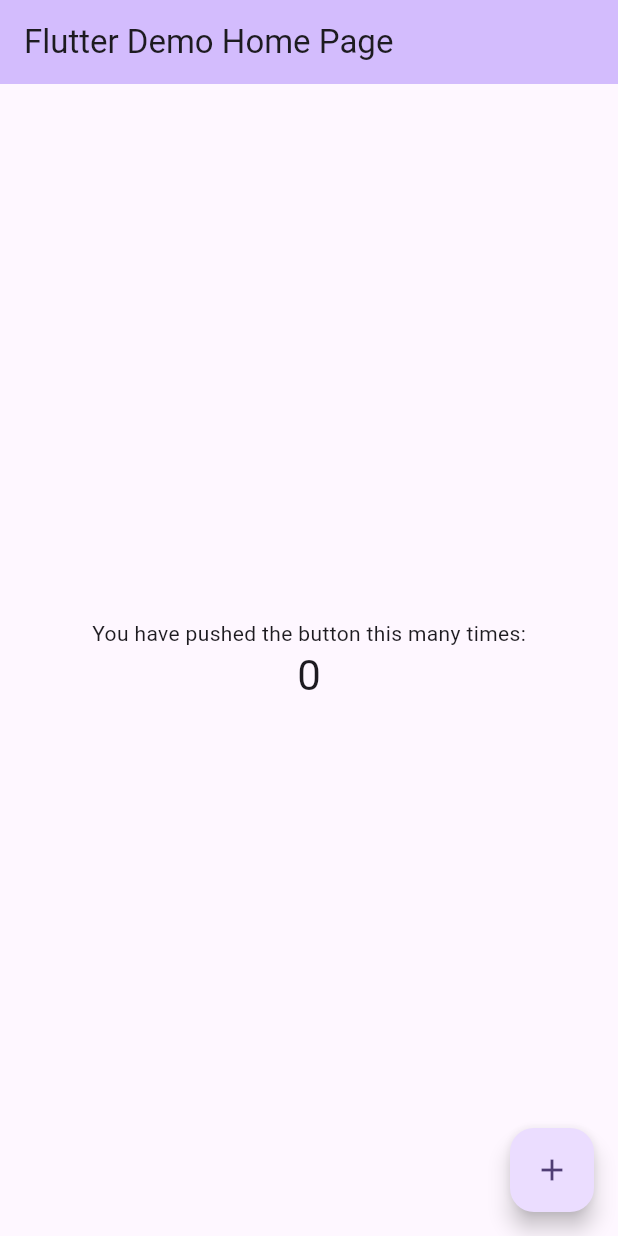
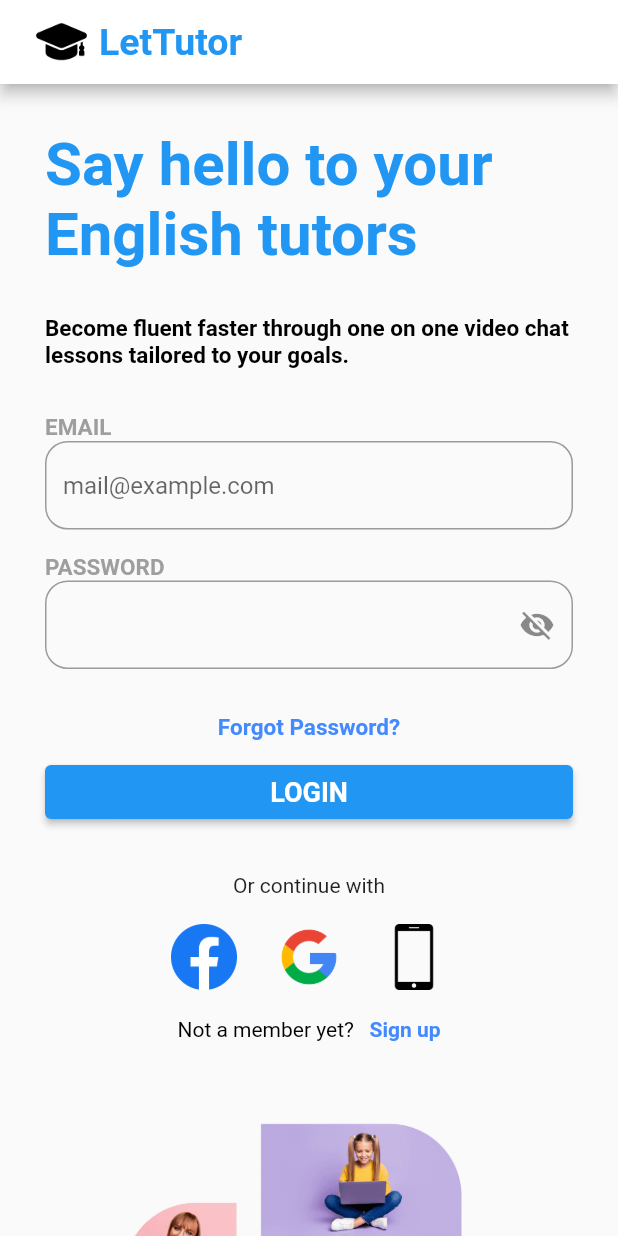
Before and after one commit to lyhai1502/AdvancedMobile_IndividualProject, a Flutter app: the screen it shows after launch, on a phone screen of 412 x 824 dp. Run offline on Flutter 3.47's test engine with Material 2 defaults, Android fonts, the phone set to English and light mode, and no system bars.

Commit message:
create login UI

```diff
--- a/lib/main.dart
+++ b/lib/main.dart
@@ -1,4 +1,5 @@
 import 'package:flutter/material.dart';
+import 'package:my_app/screen/login_screen.dart';
 
 void main() {
   runApp(const MyApp());
@@ -11,115 +12,26 @@ class MyApp extends StatelessWidget {
   @override
   Widget build(BuildContext context) {
     return MaterialApp(
-      title: 'Flutter Demo',
-      theme: ThemeData(
-        // This is the theme of your application.
-        //
-        // TRY THIS: Try running your application with "flutter run". You'll see
-        // the application has a blue toolbar. Then, without quitting the app,
-        // try changing the seedColor in the colorScheme below to Colors.green
-        // and then invoke "hot reload" (save your changes or press the "hot
-        // reload" button in a Flutter-supported IDE, or press "r" if you used
-        // the command line to start the app).
-        //
-        // Notice that the counter didn't reset back to zero; the application
-        // state is not lost during the reload. To reset the state, use hot
-        // restart instead.
-        //
-        // This works for code too, not just values: Most code changes can be
-        // tested with just a hot reload.
-        colorScheme: ColorScheme.fromSeed(seedColor: Colors.deepPurple),
-        useMaterial3: true,
-      ),
-      home: const MyHomePage(title: 'Flutter Demo Home Page'),
-    );
+        home: Scaffold(
+            appBar: AppBar(
+                backgroundColor: Colors.white,
+                title: Row(children: [
+                  SizedBox(
+                    width: 50,
+                    height: 50,
+                    child: IconButton(
+                      icon: Image.asset('lib/assets/icons/logo.png'),
+                      onPressed: () {},
+                    ),
+                  ),
+                  const Text(
+                    'LetTutor',
+                    style: TextStyle(
+                        fontSize: 25,
+                        fontWeight: FontWeight.bold,
+                        color: Colors.blue),
+                  ),
+                ])),
+            body: LoginScreen()));
   }
 }
-
-class MyHomePage extends StatefulWidget {
-  const MyHomePage({super.key, required this.title});
-
-  // This widget is the home page of your application. It is stateful, meaning
-  // that it has a State object (defined below) that contains fields that affect
-  // how it looks.
-
-  // This class is the configuration for the state. It holds the values (in this
-  // case the title) provided by the parent (in this case the App widget) and
-  // used by the build method of the State. Fields in a Widget subclass are
-  // always marked "final".
-
-  final String title;
-
-  @override
-  State<MyHomePage> createState() => _MyHomePageState();
-}
-
-class _MyHomePageState extends State<MyHomePage> {
-  int _counter = 0;
-
-  void _incrementCounter() {
-    setState(() {
-      // This call to setState tells the Flutter framework that something has
-      // changed in this State, which causes it to rerun the build method below
-      // so that the display can reflect the updated values. If we changed
-      // _counter without calling setState(), then the build method would not be
-      // called again, and so nothing would appear to happen.
-      _counter++;
-    });
-  }
-
-  @override
-  Widget build(BuildContext context) {
-    // This method is rerun every time setState is called, for instance as done
-    // by the _incrementCounter method above.
-    //
-    // The Flutter framework has been optimized to make rerunning build methods
-    // fast, so that you can just rebuild anything that needs updating rather
-    // than having to individually change instances of widgets.
-    return Scaffold(
-      appBar: AppBar(
-        // TRY THIS: Try changing the color here to a specific color (to
-        // Colors.amber, perhaps?) and trigger a hot reload to see the AppBar
-        // change color while the other colors stay the same.
-        backgroundColor: Theme.of(context).colorScheme.inversePrimary,
-        // Here we take the value from the MyHomePage object that was created by
-        // the App.build method, and use it to set our appbar title.
-        title: Text(widget.title),
-      ),
-      body: Center(
-        // Center is a layout widget. It takes a single child and positions it
-        // in the middle of the parent.
-        child: Column(
-          // Column is also a layout widget. It takes a list of children and
-          // arranges them vertically. By default, it sizes itself to fit its
-          // children horizontally, and tries to be as tall as its parent.
-          //
-          // Column has various properties to control how it sizes itself and
-          // how it positions its children. Here we use mainAxisAlignment to
-          // center the children vertically; the main axis here is the vertical
-          // axis because Columns are vertical (the cross axis would be
-          // horizontal).
-          //
-          // TRY THIS: Invoke "debug painting" (choose the "Toggle Debug Paint"
-          // action in the IDE, or press "p" in the console), to see the
-          // wireframe for each widget.
-          mainAxisAlignment: MainAxisAlignment.center,
-          children: <Widget>[
-            const Text(
-              'You have pushed the button this many times:',
-            ),
-            Text(
-              '$_counter',
-              style: Theme.of(context).textTheme.headlineMedium,
-            ),
-          ],
-        ),
-      ),
-      floatingActionButton: FloatingActionButton(
-        onPressed: _incrementCounter,
-        tooltip: 'Increment',
-        child: const Icon(Icons.add),
-      ), // This trailing comma makes auto-formatting nicer for build methods.
-    );
-  }
-}
--- /dev/null
+++ b/lib/screen/login_screen.dart
@@ -0,0 +1,204 @@
+import 'package:flutter/gestures.dart';
+import 'package:flutter/material.dart';
+
+class LoginScreen extends StatefulWidget {
+  @override
+  State<StatefulWidget> createState() {
+    return LoginScreenState();
+  }
+}
+
+class LoginScreenState extends State<LoginScreen> {
+  bool _isObscured = false;
+  @override
+  void initState() {
+    super.initState();
+    _isObscured = true;
+  }
+
+  @override
+  Widget build(BuildContext context) {
+    return SingleChildScrollView(
+      child: Container(
+          margin: const EdgeInsets.symmetric(horizontal: 30),
+          child: Column(
+            mainAxisAlignment: MainAxisAlignment.start,
+            children: [
+              const Padding(
+                padding: EdgeInsets.symmetric(vertical: 15),
+              ),
+              const Text(
+                "Say hello to your English tutors",
+                style: TextStyle(
+                    fontSize: 40,
+                    fontWeight: FontWeight.bold,
+                    color: Colors.blue),
+              ),
+              const Padding(
+                padding: EdgeInsets.symmetric(vertical: 15),
+              ),
+              const Text(
+                "Become fluent faster through one on one video chat lessons tailored to your goals.",
+                style: TextStyle(
+                    fontSize: 15,
+                    fontWeight: FontWeight.bold,
+                    color: Colors.black),
+              ),
+              const Padding(
+                padding: EdgeInsets.symmetric(vertical: 15),
+              ),
+              Column(
+                crossAxisAlignment: CrossAxisAlignment.start,
+                children: [
+                  Text(
+                    'Email'.toUpperCase(),
+                    style: const TextStyle(
+                        fontSize: 15,
+                        fontWeight: FontWeight.bold,
+                        color: Colors.grey),
+                  ),
+                  TextField(
+                    decoration: InputDecoration(
+                      border: OutlineInputBorder(
+                        borderRadius: BorderRadius.circular(15),
+                      ),
+                      hintText: 'mail@example.com',
+                    ),
+                  )
+                ],
+              ),
+              const Padding(
+                padding: EdgeInsets.symmetric(vertical: 8),
+              ),
+              Column(
+                crossAxisAlignment: CrossAxisAlignment.start,
+                children: [
+                  Text(
+                    'Password'.toUpperCase(),
+                    style: const TextStyle(
+                        fontSize: 15,
+                        fontWeight: FontWeight.bold,
+                        color: Colors.grey),
+                  ),
+                  TextField(
+                    obscureText: _isObscured,
+                    enableSuggestions: false,
+                    autocorrect: false,
+                    decoration: InputDecoration(
+                        border: OutlineInputBorder(
+                          borderRadius: BorderRadius.circular(15),
+                        ),
+                        suffixIcon: IconButton(
+                          icon: !_isObscured
+                              ? const Icon(Icons.visibility)
+                              : const Icon(Icons.visibility_off),
+                          onPressed: () {
+                            setState(() {
+                              _isObscured = !_isObscured;
+                            });
+                          },
+                        )),
+                  )
+                ],
+              ),
+              const Padding(
+                padding: EdgeInsets.symmetric(vertical: 15),
+              ),
+              RichText(
+                text: TextSpan(
+                  text: 'Forgot Password?',
+                  recognizer: TapGestureRecognizer()..onTap = () {},
+                  style: const TextStyle(
+                      fontSize: 15,
+                      fontWeight: FontWeight.bold,
+                      color: Colors.blueAccent),
+                ),
+              ),
+              const Padding(
+                padding: EdgeInsets.symmetric(vertical: 5),
+              ),
+              Row(children: [
+                Expanded(
+                    child: ElevatedButton(
+                        onPressed: () {},
+                        style: ButtonStyle(
+                            textStyle: MaterialStateProperty.all(
+                                const TextStyle(
+                                    fontSize: 18, fontWeight: FontWeight.bold)),
+                            backgroundColor:
+                                MaterialStateProperty.all(Colors.blue),
+                            foregroundColor:
+                                MaterialStateProperty.all(Colors.white)),
+                        child: Text('Login'.toUpperCase())))
+              ]),
+              const Padding(
+                padding: EdgeInsets.symmetric(vertical: 15),
+              ),
+              const Text('Or continue with'),
+              const Padding(
+                padding: EdgeInsets.symmetric(vertical: 5),
+              ),
+              Row(
+                mainAxisAlignment: MainAxisAlignment.center,
+                children: [
+                  SizedBox(
+                    width: 60,
+                    height: 60,
+                    child: IconButton(
+                      icon: Image.asset('lib/assets/icons/facebook.png'),
+                      onPressed: () {},
+                    ),
+                  ),
+                  const Padding(
+                    padding: EdgeInsets.symmetric(horizontal: 5),
+                  ),
+                  SizedBox(
+                    width: 60,
+                    height: 60,
+                    child: IconButton(
+                      icon: Image.asset('lib/assets/icons/google.png'),
+                      onPressed: () {},
+                    ),
+                  ),
+                  const Padding(
+                    padding: EdgeInsets.symmetric(horizontal: 5),
+                  ),
+                  SizedBox(
+                    width: 60,
+                    height: 60,
+                    child: IconButton(
+                      icon: Image.asset('lib/assets/icons/phone.png'),
+                      onPressed: () {},
+                    ),
+                  ),
+                ],
+              ),
+              const Padding(
+                padding: EdgeInsets.symmetric(vertical: 5),
+              ),
+              RichText(
+                  text: TextSpan(
+                style: const TextStyle(color: Colors.black),
+                children: [
+                  const TextSpan(text: 'Not a member yet?   '),
+                  TextSpan(
+                    style: const TextStyle(
+                        fontWeight: FontWeight.bold, color: Colors.blueAccent),
+                    text: 'Sign up',
+                    recognizer: TapGestureRecognizer()..onTap = () {},
+                  )
+                ],
+              )),
+              SizedBox(
+                width: 400,
+                height: 400,
+                child: IconButton(
+                  icon: Image.asset('lib/assets/images/background.png'),
+                  onPressed: () {},
+                ),
+              ),
+            ],
+          )),
+    );
+  }
+}
```
Also changed, not shown: pubspec.yaml (+6 -7 lines), lib/assets/icons/facebook.png (added), lib/assets/icons/google.png (added), lib/assets/icons/googlecopy.png (added), lib/assets/icons/logo.png (added), lib/assets/icons/phone.png (added), lib/assets/images/background.png (added).
